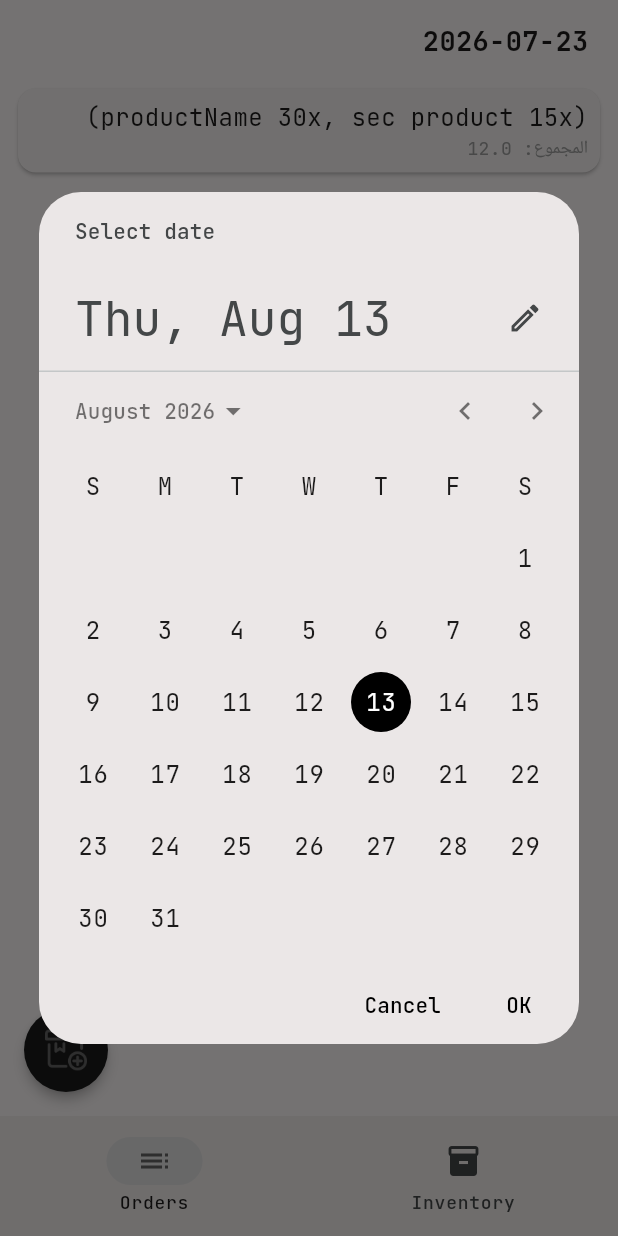
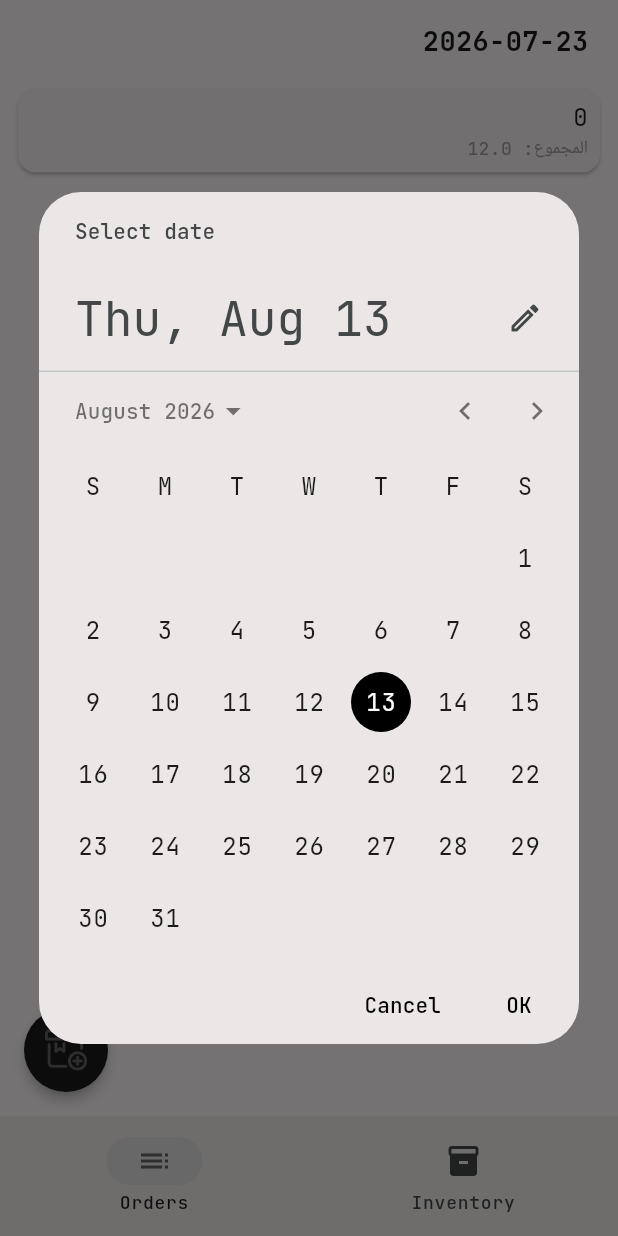
Before and after one commit to flutter-dev-mohamed/bookkeeper, a Flutter app: the OrdersPage screen opened by its route, after a tap on "2026-07-23", on a phone screen of 412 x 824 dp. Run offline on Flutter 3.47's test engine with Material 3 defaults, Android fonts, the phone set to English and light mode, and no system bars; our stand-ins replace animated_custom_dropdown, bloc, flutter_bloc, flutter_slidable, fpdart, get_it and 3 more; missing offline and left inert: animated_segmented_tab_control_plus; accounts and stored records are empty.

Commit message:
Add orders data layer, models, repo & UI updates
Introduce persistent orders support and adapt domain/presentation to the new entity shape. Adds OrdersDatabase and OrderItemsDatabase for SQLite access, OrderEntityModel and OrderItemModel with toMap/fromMap helpers, and OrdersRepositoryImp implementing create/get flows. Adds repository interface and use cases (GetOrders, CreateOrder). Renames domain Order -> OrderEntity and changes createdAt to String (ISO) while removing inline item storage from the entity; updates BLoC (new events/states and CreateOrder handler stub), presentation pages/widgets to use OrderEntity, and adjusts sample data. Also tweaks DB table creation SQL comment for product FK.

```diff
--- a/lib/features/orders/domain/entities/order.dart
+++ b/lib/features/orders/domain/entities/order_entity.dart
@@ -1,17 +1,15 @@
 import 'package:shagaf_ledger/features/orders/domain/entities/order_item.dart';
 
-class Order {
+class OrderEntity {
   int id;
   double totalPrice;
-  DateTime createdAt;
-  List<OrderItem> items;
+  String createdAt;
   String note; // optional
 
-  Order({
+  OrderEntity({
     required this.id,
     required this.createdAt,
     required this.totalPrice,
-    required this.items,
     this.note = "",
   });
 }
--- a/lib/features/orders/presentation/bloc/orders_event.dart
+++ b/lib/features/orders/presentation/bloc/orders_event.dart
@@ -4,7 +4,7 @@ part of 'orders_bloc.dart';
 sealed class OrdersEvent {}
 
 class CreateOrderEvent extends OrdersEvent {
-  final Order order;
+  final OrderEntity order;
 
   CreateOrderEvent({required this.order});
 }
--- a/lib/features/orders/presentation/bloc/orders_state.dart
+++ b/lib/features/orders/presentation/bloc/orders_state.dart
@@ -4,3 +4,7 @@ part of 'orders_bloc.dart';
 sealed class OrdersState {}
 
 final class OrdersInitial extends OrdersState {}
+
+final class OrdersLoading extends OrdersState {}
+
+final class OrdersSuccess extends OrdersState {}
--- a/lib/features/orders/presentation/pages/add_order_page.dart
+++ b/lib/features/orders/presentation/pages/add_order_page.dart
@@ -2,7 +2,7 @@ import 'package:flutter/material.dart';
 import 'package:shagaf_ledger/core/common/colored_prints.dart';
 import 'package:shagaf_ledger/core/common/entities/product.dart';
 import 'package:shagaf_ledger/core/common/product_list.dart';
-import 'package:shagaf_ledger/features/orders/domain/entities/order.dart';
+import 'package:shagaf_ledger/features/orders/domain/entities/order_entity.dart';
 import 'package:shagaf_ledger/features/orders/domain/entities/order_item.dart';
 import 'package:shagaf_ledger/features/orders/presentation/widgets/order_item_dropdown_menu.dart';
 import 'package:shagaf_ledger/features/orders/presentation/widgets/order_summary_sheet.dart';
@@ -29,7 +29,7 @@ class _AddOrderPageState extends State<AddOrderPage> {
   String note = '';
   double totalPrice = 0;
 
-  Order getOrder() {
+  OrderEntity getOrder() {
     // return Order(
     //   id: 0,
     //   createdAt: DateTime.now(),
--- a/lib/features/orders/presentation/pages/orders_page.dart
+++ b/lib/features/orders/presentation/pages/orders_page.dart
@@ -1,7 +1,7 @@
 import 'package:flutter/material.dart';
 import 'package:go_router/go_router.dart';
 import 'package:shagaf_ledger/core/common/app_consts.dart';
-import 'package:shagaf_ledger/features/orders/domain/entities/order.dart';
+import 'package:shagaf_ledger/features/orders/domain/entities/order_entity.dart';
 import 'package:shagaf_ledger/features/orders/domain/entities/order_item.dart';
 import 'package:shagaf_ledger/features/orders/presentation/widgets/order_tile.dart';
 import 'package:shagaf_ledger/features/orders/presentation/widgets/date_filter_widget.dart';
@@ -16,29 +16,11 @@ class OrdersPage extends StatefulWidget {
 class _OrdersPageState extends State<OrdersPage> {
   DateTime filterOrdersByDay = DateTime.now();
 
-  List<Order> orders = [
-    Order(
+  List<OrderEntity> orders = [
+    OrderEntity(
       id: 0,
-      createdAt: DateTime.now(),
+      createdAt: DateTime.now().toIso8601String(),
       totalPrice: 12,
-      items: [
-        OrderItem(
-          id: 0,
-          orderId: 0,
-          productId: 1,
-          productName: 'productName',
-          quantity: 30,
-          unitSellingPrice: 30,
-        ),
-        OrderItem(
-          id: 0,
-          orderId: 0,
-          productId: 1,
-          productName: 'sec product',
-          quantity: 15,
-          unitSellingPrice: 20,
-        ),
-      ],
     ),
   ];
 
--- a/lib/features/orders/presentation/widgets/order_tile.dart
+++ b/lib/features/orders/presentation/widgets/order_tile.dart
@@ -1,18 +1,11 @@
 import 'package:flutter/material.dart';
 import 'package:shagaf_ledger/core/common/colored_prints.dart';
-import 'package:shagaf_ledger/features/orders/domain/entities/order.dart';
+import 'package:shagaf_ledger/features/orders/domain/entities/order_entity.dart';
 
 class OrderTile extends StatelessWidget {
-  final Order order;
+  final OrderEntity order;
 
   const OrderTile({super.key, required this.order});
-
-  String _getOrderTitle() {
-    final item = order.items.map((item) {
-      return '${item.productName} ${item.quantity}x';
-    });
-    return item.toString();
-  }
 
   @override
   Widget build(BuildContext context) {
@@ -28,7 +21,7 @@ class OrderTile extends StatelessWidget {
           child: Column(
             crossAxisAlignment: CrossAxisAlignment.start,
             children: [
-              Text(_getOrderTitle(), style: TextStyle(fontSize: 16)),
+              Text(order.id.toString(), style: TextStyle(fontSize: 16)),
               Text(
                 'المجموع: ${order.totalPrice}',
                 style: TextStyle(fontSize: 12, color: Colors.grey),
--- a/lib/initDependencies/tables.dart
+++ b/lib/initDependencies/tables.dart
@@ -33,8 +33,8 @@ Future<void> createTables(Database db) async {
     unit_selling_price REAL NOT NULL,
     total_price REAL NOT NULL,
     FOREIGN KEY (order_id) REFERENCES orders (id) ON DELETE CASCADE,
-    FOREIGN KEY (product_id) REFERENCES products (id) ON DELETE RESTRICT
   )''');
+  //      FOREIGN KEY (product_id) REFERENCES products (id) ON DELETE RESTRICT
 
   OPrint.g('=========== db tables created ===========');
 }
```
Also changed, not shown: lib/features/orders/data/database/order_items_database.dart (added, +28 -0 lines), lib/features/orders/data/database/orders_database.dart (added, +31 -0 lines), lib/features/orders/data/models/order_entity_model.dart (added, +38 -0 lines), lib/features/orders/data/models/order_item_model.dart (added, +46 -0 lines), lib/features/orders/data/repository/orders_repository_imp.dart (added, +62 -0 lines), lib/features/orders/domain/repository/orders_repository.dart (added, +9 -0 lines), lib/features/orders/domain/use_cases/create_order.dart (added, +16 -0 lines), lib/features/orders/domain/use_cases/get_orders.dart (added, +16 -0 lines), lib/features/orders/presentation/bloc/orders_bloc.dart (+8 -1 lines).
